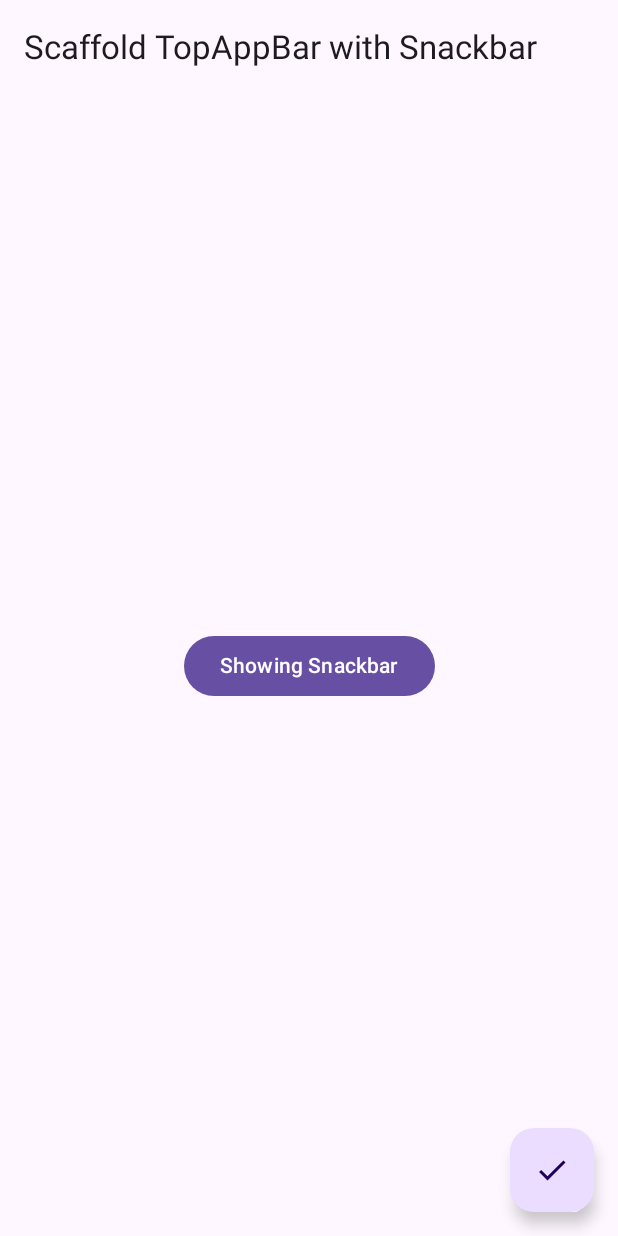
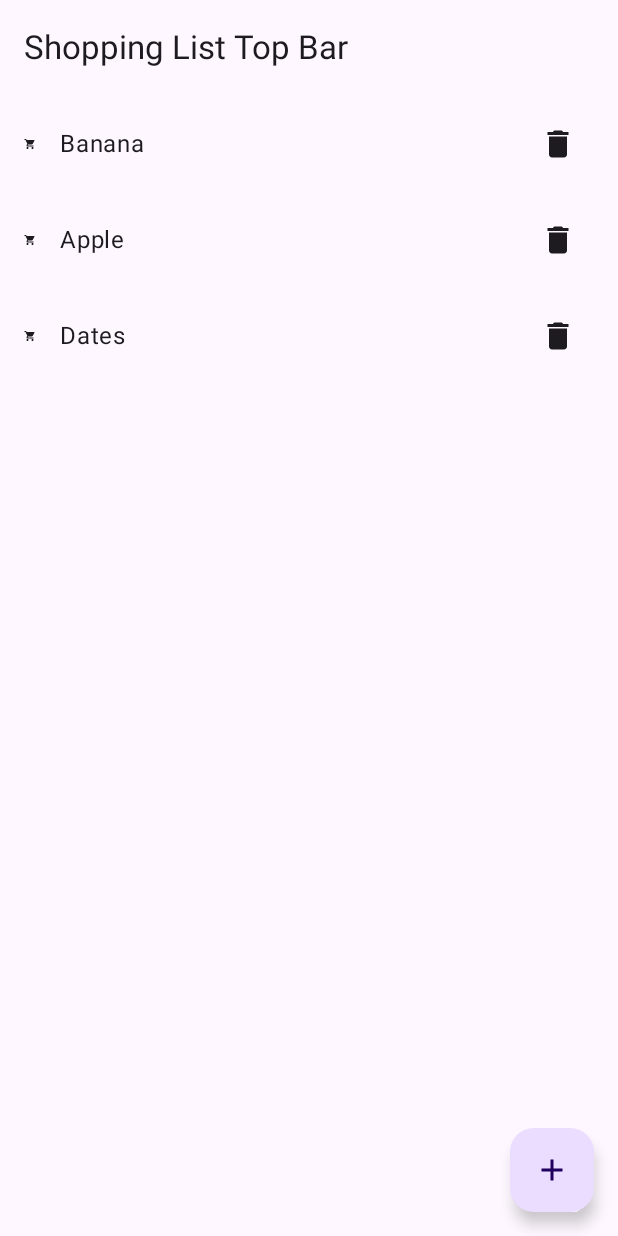
Before and after one commit to iRonSam007/ComposeTutoApp, an Android app built with Jetpack Compose: the screen it shows after launch (MainActivity), on a phone screen of 412 x 824 dp. Run offline under Robolectric (Android 15) with nearby library versions, the phone set to English and light mode, and no system bars; Roboto replaces fonts that are not available here.

Commit message:
feat: add Lazy columns with scaffold

```diff
--- a/app/src/main/java/com/example/composetutoapp/MainActivity.kt
+++ b/app/src/main/java/com/example/composetutoapp/MainActivity.kt
@@ -19,17 +19,23 @@ import androidx.compose.foundation.layout.fillMaxWidth
 import androidx.compose.foundation.layout.height
 import androidx.compose.foundation.layout.offset
 import androidx.compose.foundation.layout.padding
+import androidx.compose.foundation.layout.size
+import androidx.compose.foundation.lazy.LazyColumn
+import androidx.compose.foundation.lazy.itemsIndexed
 import androidx.compose.foundation.shape.RoundedCornerShape
 import androidx.compose.material.icons.Icons
 import androidx.compose.material.icons.filled.Add
+import androidx.compose.material.icons.filled.Delete
 import androidx.compose.material.icons.filled.Done
 import androidx.compose.material.icons.filled.Refresh
+import androidx.compose.material.icons.filled.ShoppingCart
 import androidx.compose.material.icons.filled.Star
 import androidx.compose.material3.Button
 import androidx.compose.material3.Card
 import androidx.compose.material3.ExperimentalMaterial3Api
 import androidx.compose.material3.FloatingActionButton
 import androidx.compose.material3.Icon
+import androidx.compose.material3.IconButton
 import androidx.compose.material3.MaterialTheme
 import androidx.compose.material3.Scaffold
 import androidx.compose.material3.SnackbarDuration
@@ -42,6 +48,7 @@ import androidx.compose.material3.contentColorFor
 import androidx.compose.runtime.Composable
 import androidx.compose.runtime.LaunchedEffect
 import androidx.compose.runtime.getValue
+import androidx.compose.runtime.mutableStateListOf
 import androidx.compose.runtime.mutableStateOf
 import androidx.compose.runtime.remember
 import androidx.compose.runtime.rememberCoroutineScope
@@ -78,11 +85,116 @@ class MainActivity : ComponentActivity() {
             //StylingTextExample()
             //StateExample()
             //ScaffoldExample()
-            ScaffoldSnackbarExample_2()
+            //ScaffoldSnackbarExample_2()
+            //ListExample_1()
+            ListExample_2()
 
         }
     }
 }
+
+
+//8.2 - Example: Sophisticated example of List usage
+@OptIn(ExperimentalMaterial3Api::class)
+@Composable
+fun ListExample_2() {
+    val items = remember {mutableStateListOf("Banana", "Apple", "Dates")}
+    var selectedItem by remember { mutableStateOf<String?>(null) }
+    Scaffold(
+        topBar = {
+            TopAppBar(title = {Text("Shopping List Top Bar")})
+        },
+        content = {xPadding ->
+            Column(
+                modifier = Modifier
+                    .fillMaxSize()
+                    .padding(xPadding)
+            ){
+                LazyColumn(
+                    modifier = Modifier.weight(1f) //Text in below at the bottom
+                ) {
+                    itemsIndexed(items){ index, item -> XListOfItems(
+                        text = item,
+                        index = index,
+                        onItemClick = { selectedItem = it },
+                        onDeleteClick = { items.removeAt(index)}
+                    )
+                    }
+                }
+                if (selectedItem != null){
+                    Text(
+                        text = "Slected item is $selectedItem",
+                        style = MaterialTheme.typography.bodyLarge,
+                        modifier = Modifier
+                            .fillMaxSize()
+                            .padding(16.dp)
+                    )
+                }
+            }
+        },
+        floatingActionButton = {
+            FloatingActionButton( onClick = {
+                items.add("New Item ${items.size+1}")  //To dod: Add item name getter
+            }) {
+                    Icon(Icons.Default.Add, contentDescription = "Add item")
+            }
+        }
+    )
+
+}
+
+@Composable
+fun XListOfItems(
+    text: String,
+    index: Int,
+    onItemClick: (String)->Unit,
+    onDeleteClick: () -> Unit
+){
+    Row(
+        modifier = Modifier
+            .fillMaxSize()
+            .padding(horizontal = 16.dp, vertical = 8.dp)
+            .clickable { onItemClick(text) },
+        verticalAlignment = Alignment.CenterVertically
+    ) {
+        Icon(
+            imageVector = Icons.Default.ShoppingCart,
+            contentDescription = "Item Icon",
+            modifier = Modifier
+                .size(24.dp)
+                .padding(end = 16.dp)
+        )
+        Text(
+            text = text,
+            style = MaterialTheme.typography.bodyLarge,
+            modifier = Modifier.weight(1f)
+        )
+        IconButton(onClick = onDeleteClick) {
+            Icon(Icons.Default.Delete, contentDescription = "delete item")
+        }
+    }
+}
+
+
+
+
+//8.1 - Example: Lists // RecyclerView using LazyColumn.
+@Composable
+fun ListExample_1(){
+    LazyColumn {
+        itemsIndexed( listOf("My", "List", "kinda", "replace", "Recycler", "View")) //Can accept any type of list, better than RV.
+        { index, string -> Text(
+            text = string,
+            fontSize = 24.sp,
+            fontWeight = FontWeight.Bold,
+            textAlign = TextAlign.Center,
+            modifier = Modifier
+                .fillMaxSize()
+                .padding(vertical = 24.dp))
+        }
+    }
+}
+
 
 //7.2 - Example: Scaffold with a snackbar / coroutine
 @OptIn(ExperimentalMaterial3Api::class)
@@ -131,9 +243,8 @@ fun ScaffoldSnackbarExample_2(){
         }
         }
     )
+}
 
-
-}
 
 //7.1 - Example: Scaffold with a snackbar / LauncherEffect
 @OptIn(ExperimentalMaterial3Api::class)
```
